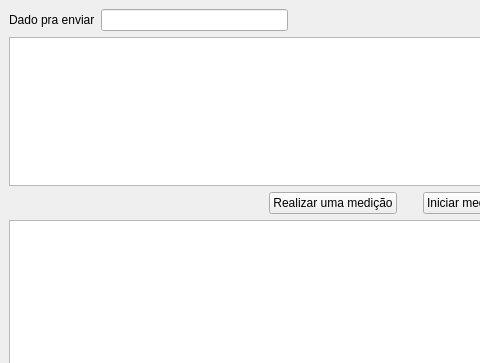
First picture: the form in ui/MainWindow.ui, repository felipebarino/teste_grade, before the edit; both pictures show x 0 to 480 and y 0 to 363 of the 570 by 757 pixel window.
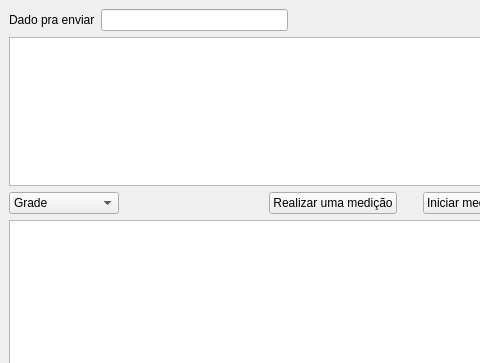
Second picture: the form after the edit. Custom widgets are drawn as their Qt base class.

Patch:
```diff
--- a/ui/MainWindow.ui
+++ b/ui/MainWindow.ui
@@ -101,6 +101,26 @@
      <layout class="QVBoxLayout" name="verticalLayout_2">
       <item>
        <layout class="QHBoxLayout" name="horizontalLayout_2">
+        <item>
+         <widget class="QComboBox" name="comboBox">
+          <property name="minimumSize">
+           <size>
+            <width>100</width>
+            <height>0</height>
+           </size>
+          </property>
+          <item>
+           <property name="text">
+            <string>Grade</string>
+           </property>
+          </item>
+          <item>
+           <property name="text">
+            <string>Demonstração</string>
+           </property>
+          </item>
+         </widget>
+        </item>
         <item>
          <spacer name="horizontalSpacer_2">
           <property name="orientation">
```
